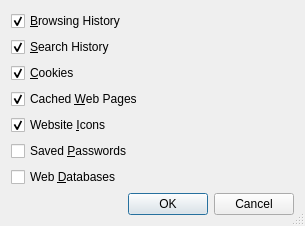
testmana2/test, file Helpviewer/HelpClearPrivateDataDialog.ui: the form before one commit.
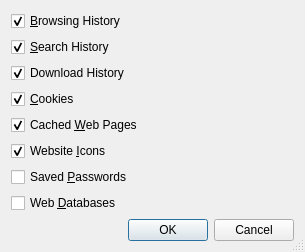
The form after the commit.

Commit message: Added a download manager to the web browser.

```diff
--- a/Helpviewer/HelpClearPrivateDataDialog.ui
+++ b/Helpviewer/HelpClearPrivateDataDialog.ui
@@ -7,7 +7,7 @@
     <x>0</x>
     <y>0</y>
     <width>305</width>
-    <height>200</height>
+    <height>221</height>
    </rect>
   </property>
   <property name="windowTitle">
@@ -43,6 +43,19 @@
      </property>
     </widget>
    </item>
+   <item>
+    <widget class="QCheckBox" name="downloadsCheckBox">
+     <property name="toolTip">
+      <string>Select to clear the download history</string>
+     </property>
+     <property name="text">
+      <string>Download History</string>
+     </property>
+     <property name="checked">
+      <bool>true</bool>
+     </property>
+    </widget>
+   </item>
    <item>
     <widget class="QCheckBox" name="cookiesCheckBox">
      <property name="toolTip">
```
Left out of the diff: 1 changed line with no effect on the pictures. The commit also changes 41 other files.
